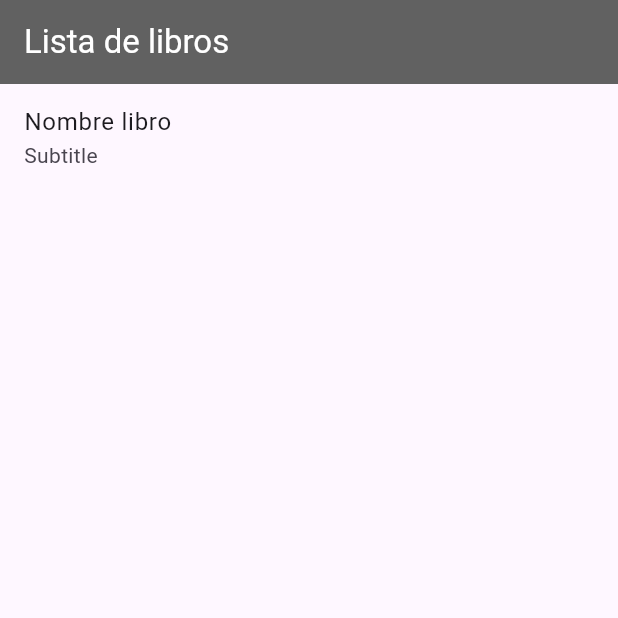
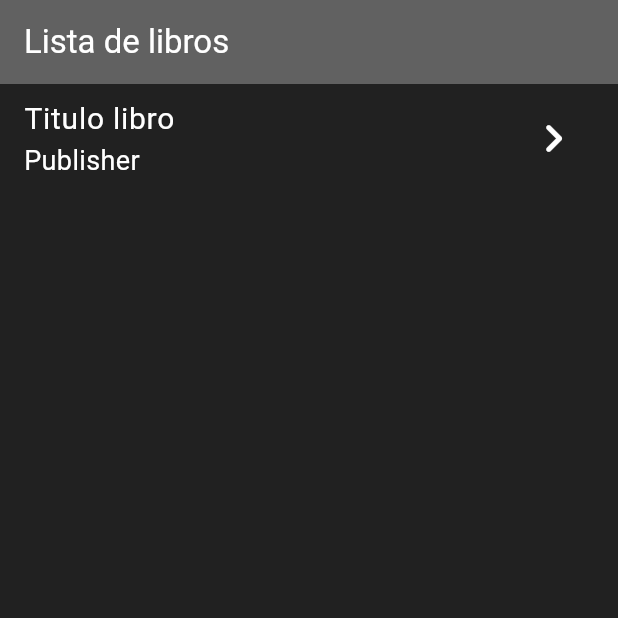
Before and after one commit to germandbl/examen1_germanbarrera_62311192, a Flutter app: the screen it shows after launch, on a phone screen of 412 x 824 dp, the top half of it. Run offline on Flutter 3.47's test engine with Material 3 defaults, Android fonts, the phone set to English and light mode, and no system bars; our stand-ins replace go_router.

Commit message:
Cambios de estilo a los widgets e implementacion de books_repository en el dominio

```diff
--- /dev/null
+++ b/lib/domain/repositories/books_repository.dart
@@ -0,0 +1,6 @@
+import 'package:books_application_germanbarrera/domain/entities/book.dart';
+
+abstract class BooksRepository {
+  Future<List<Book>> getBooks();
+  Future<List<Book>> getBookById(int id);
+}
--- a/lib/presentation/screens/library_screen.dart
+++ b/lib/presentation/screens/library_screen.dart
@@ -7,6 +7,7 @@ class LibraryScreen extends StatelessWidget {
   @override
   Widget build(BuildContext context) {
     return Scaffold(
+      backgroundColor: Colors.grey.shade900,
       appBar: AppBar(
         backgroundColor: Colors.grey.shade700,
         title: const Text('Lista de libros', style: TextStyle(color: Colors.white)),
--- a/lib/presentation/widgets/book_card.dart
+++ b/lib/presentation/widgets/book_card.dart
@@ -8,9 +8,20 @@ class BookCard extends StatelessWidget {
 
   @override
   Widget build(BuildContext context) {
-    return const ListTile(
-      title: Text('Nombre libro'),
-      subtitle: Text('Subtitle'),
+    return ListTile(
+      title: Text(
+        title,
+        style: const TextStyle(color: Colors.white, fontSize: 20),
+      ),
+      subtitle: Text(
+        publisher,
+        style: const TextStyle(color: Colors.white, fontSize: 18),
+      ),
+      trailing: const Icon(
+        Icons.keyboard_arrow_right_rounded,
+        color: Colors.white,
+        size: 38,
+      ),
     );
   }
 }
```
